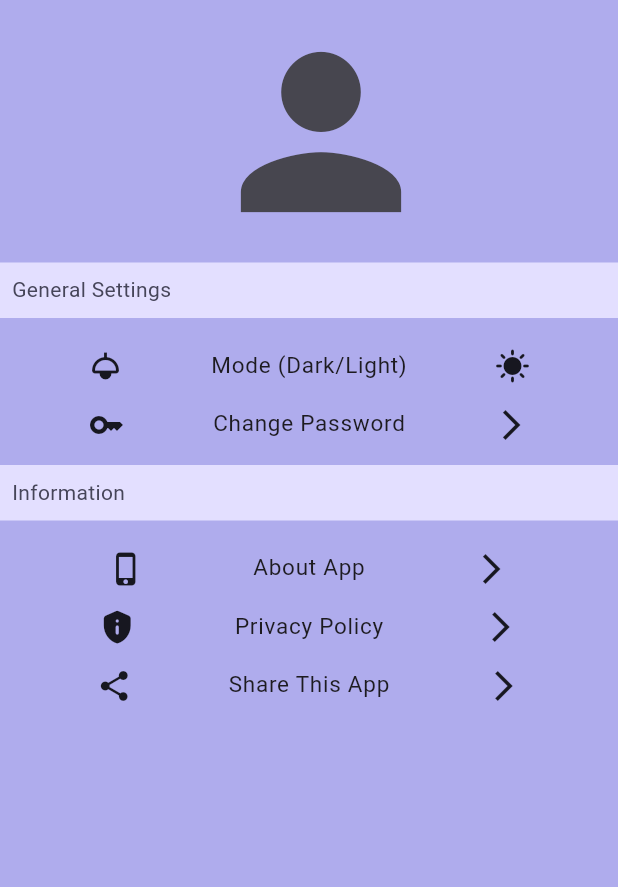
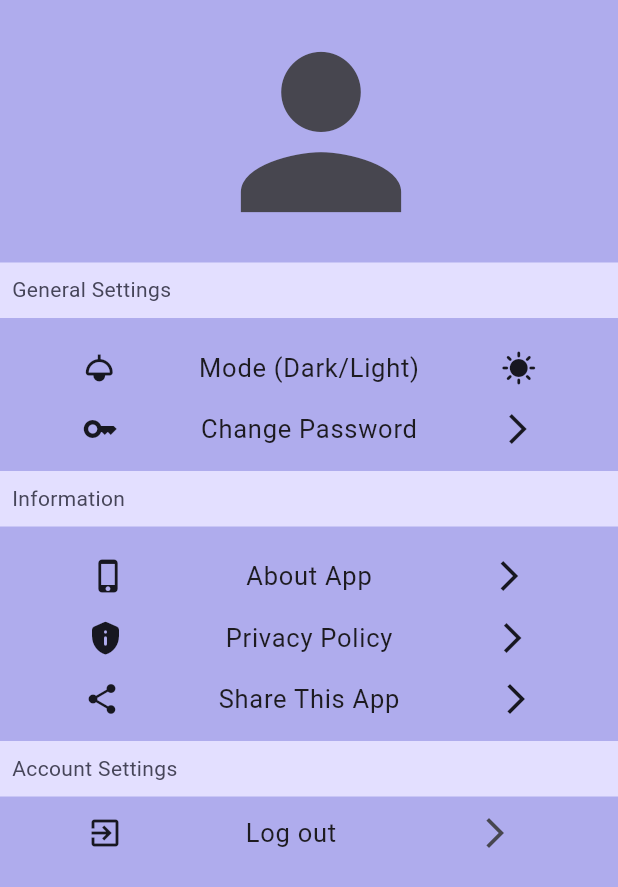
Before and after one commit to MotazElayyan/ProLeague, a Flutter app: the ProfilePage screen opened directly, on a phone screen of 412 x 824 dp. Shown: the top 887 px of the screen. Run offline on Flutter 3.47's test engine with Material 3 defaults, Android fonts, the phone set to English and light mode, and no system bars; our stand-ins replace carousel_slider, firebase_auth, firebase_core, flutter_social_button, image_picker; accounts and stored records are empty.

Commit message:
changed title

```diff
--- a/lib/screens/pages/profilePage.dart
+++ b/lib/screens/pages/profilePage.dart
@@ -1,3 +1,4 @@
+import 'package:firebase_auth/firebase_auth.dart';
 import 'package:flutter/material.dart';
 import 'package:grad_project/widgets/imageInput.dart';
 
@@ -43,9 +44,9 @@ class _ProfilePageState extends State<ProfilePage> {
                 'Mode (Dark/Light)',
                 style: Theme.of(
                   context,
-                ).textTheme.bodyLarge!.copyWith(fontSize: 15),
+                ).textTheme.bodyLarge!.copyWith(fontSize: 17),
               ),
-              Icon(Icons.sunny)
+              Icon(Icons.sunny),
             ],
           ),
           const SizedBox(height: 15),
@@ -57,7 +58,7 @@ class _ProfilePageState extends State<ProfilePage> {
                 'Change Password',
                 style: Theme.of(
                   context,
-                ).textTheme.bodyLarge!.copyWith(fontSize: 15),
+                ).textTheme.bodyLarge!.copyWith(fontSize: 17),
               ),
               Icon(Icons.arrow_forward_ios),
             ],
@@ -83,40 +84,73 @@ class _ProfilePageState extends State<ProfilePage> {
             children: [
               Icon(Icons.phone_iphone),
               Text(
-                'About App',
+                '    About App    ',
                 style: Theme.of(
                   context,
-                ).textTheme.bodyLarge!.copyWith(fontSize: 15),
+                ).textTheme.bodyLarge!.copyWith(fontSize: 17),
               ),
-              Icon(Icons.arrow_forward_ios)
+              Icon(Icons.arrow_forward_ios),
             ],
           ),
-          const SizedBox(height: 15,),
+          const SizedBox(height: 15),
           Row(
             mainAxisAlignment: MainAxisAlignment.spaceEvenly,
             children: [
               Icon(Icons.privacy_tip_rounded),
               Text(
-                'Privacy Policy',
+                '  Privacy Policy  ',
                 style: Theme.of(
                   context,
-                ).textTheme.bodyLarge!.copyWith(fontSize: 15),
+                ).textTheme.bodyLarge!.copyWith(fontSize: 17),
               ),
               Icon(Icons.arrow_forward_ios),
             ],
           ),
-          const SizedBox(height: 15,),
+          const SizedBox(height: 15),
           Row(
             mainAxisAlignment: MainAxisAlignment.spaceEvenly,
             children: [
               Icon(Icons.share),
               Text(
-                'Share This App',
+                '  Share This App  ',
                 style: Theme.of(
                   context,
-                ).textTheme.bodyLarge!.copyWith(fontSize: 15),
+                ).textTheme.bodyLarge!.copyWith(fontSize: 17),
               ),
               Icon(Icons.arrow_forward_ios),
+            ],
+          ),
+          const SizedBox(height: 15),
+          Container(
+            width: double.infinity,
+            height: 37,
+            decoration: BoxDecoration(
+              color: Theme.of(context).colorScheme.primaryContainer,
+            ),
+            child: Padding(
+              padding: const EdgeInsets.all(8.0),
+              child: Text(
+                'Account Settings',
+                style: Theme.of(context).textTheme.bodyMedium,
+              ),
+            ),
+          ),
+          Row(
+            mainAxisAlignment: MainAxisAlignment.spaceEvenly,
+            children: [
+              Icon(Icons.exit_to_app),
+              Text(
+                '     Log out     ',
+                style: Theme.of(
+                  context,
+                ).textTheme.bodyLarge!.copyWith(fontSize: 17),
+              ),
+              IconButton(
+                onPressed: () {
+                  FirebaseAuth.instance.signOut();
+                },
+                icon: Icon(Icons.arrow_forward_ios),
+              ),
             ],
           ),
         ],
--- a/lib/screens/signinOptions/signupPage.dart
+++ b/lib/screens/signinOptions/signupPage.dart
@@ -189,7 +189,6 @@ class _SignupPageState extends State<SignupPage> {
                     ),
                   ),
                 ),
-
                 InkWell(
                   onTap: () {
                     Navigator.of(
```
